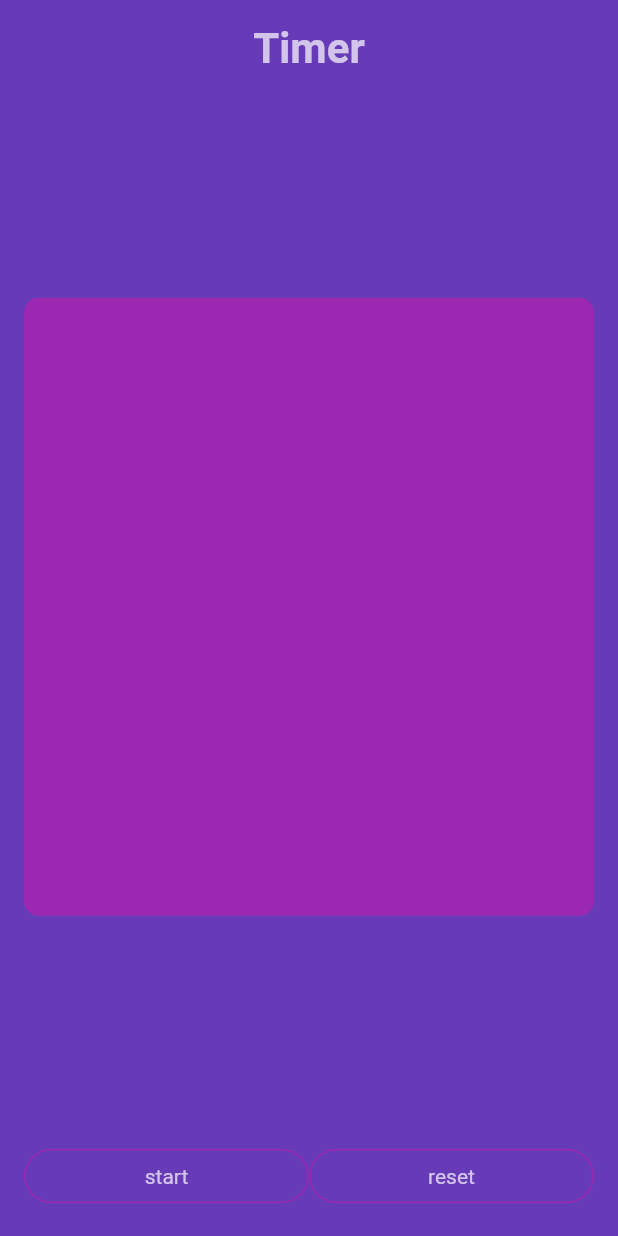
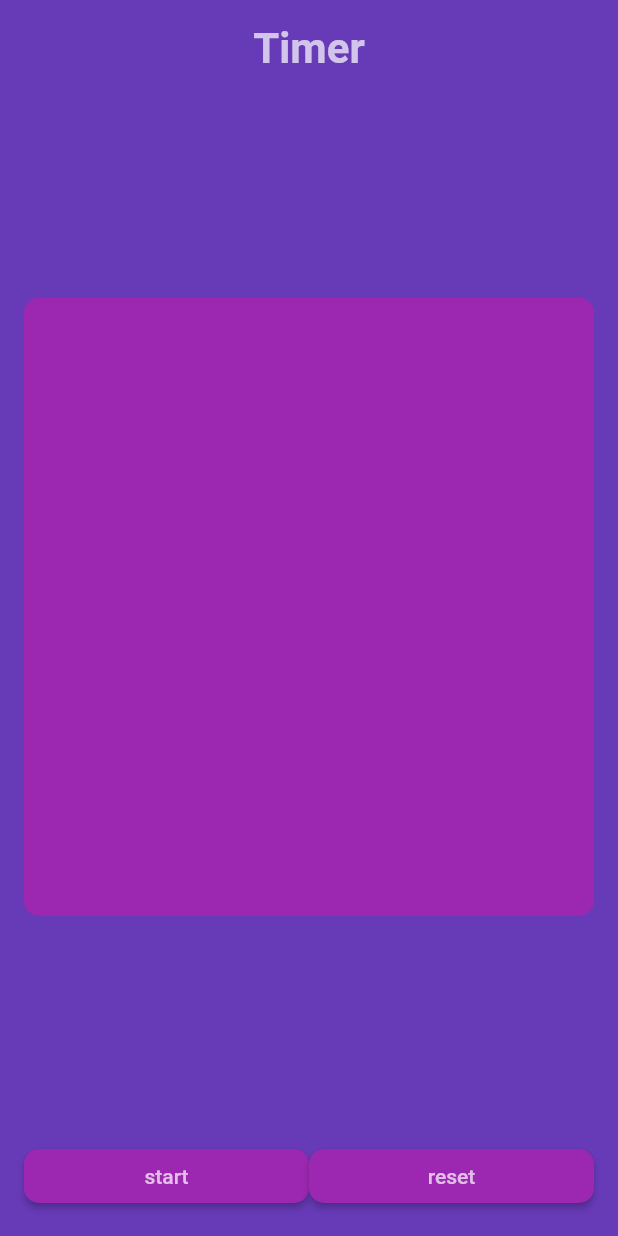
Before and after one commit to denosg/timer_siemens, a Flutter app: the screen it shows after launch, on a phone screen of 412 x 824 dp. Run offline on Flutter 3.47's test engine with Material 2 defaults, Android fonts, the phone set to English and light mode, and no system bars.

Commit message:
added custom made logic button for code reusability

```diff
--- a/lib/screens/home_screen.dart
+++ b/lib/screens/home_screen.dart
@@ -1,4 +1,5 @@
 import 'package:flutter/material.dart';
+import 'package:timer_siemens/widgets/logic_button.dart';
 
 class HomeScreen extends StatelessWidget {
   const HomeScreen({super.key});
@@ -46,32 +47,16 @@ class HomeScreen extends StatelessWidget {
                 mainAxisAlignment: MainAxisAlignment.spaceAround,
                 children: [
                   // start button ->
-                  Expanded(
-                    child: RawMaterialButton(
-                      // TODO: add functionality here ->
-                      onPressed: () {},
-                      shape: StadiumBorder(
-                        side: BorderSide(color: colors.tertiary),
-                      ),
-                      child: Text(
-                        "start",
-                        style: TextStyle(color: colors.secondary),
-                      ),
-                    ),
+                  LogicButton(
+                    text: "start",
+                    // TODO: add functionality here ->
+                    callBackFunc: () {},
                   ),
                   // reset button ->
-                  Expanded(
-                    child: RawMaterialButton(
-                      // TODO: add functionality here ->
-                      onPressed: () {},
-                      shape: StadiumBorder(
-                        side: BorderSide(color: colors.tertiary),
-                      ),
-                      child: Text(
-                        "reset",
-                        style: TextStyle(color: colors.secondary),
-                      ),
-                    ),
+                  LogicButton(
+                    text: "reset",
+                    // TODO: add functionality here ->
+                    callBackFunc: () {},
                   ),
                 ],
               )
--- /dev/null
+++ b/lib/widgets/logic_button.dart
@@ -0,0 +1,28 @@
+import 'package:flutter/material.dart';
+
+class LogicButton extends StatelessWidget {
+  final String text;
+  final Function() callBackFunc;
+  const LogicButton(
+      {super.key, required this.text, required this.callBackFunc});
+
+  @override
+  Widget build(BuildContext context) {
+    final ColorScheme colors = Theme.of(context).colorScheme;
+
+    return Expanded(
+      child: ElevatedButton(
+        // TODO: add functionality here ->
+        onPressed: callBackFunc,
+        style: ElevatedButton.styleFrom(
+            backgroundColor: colors.tertiary,
+            shape: RoundedRectangleBorder(
+                borderRadius: BorderRadius.circular(10))),
+        child: Text(
+          text,
+          style: TextStyle(color: colors.secondary),
+        ),
+      ),
+    );
+  }
+}
```
